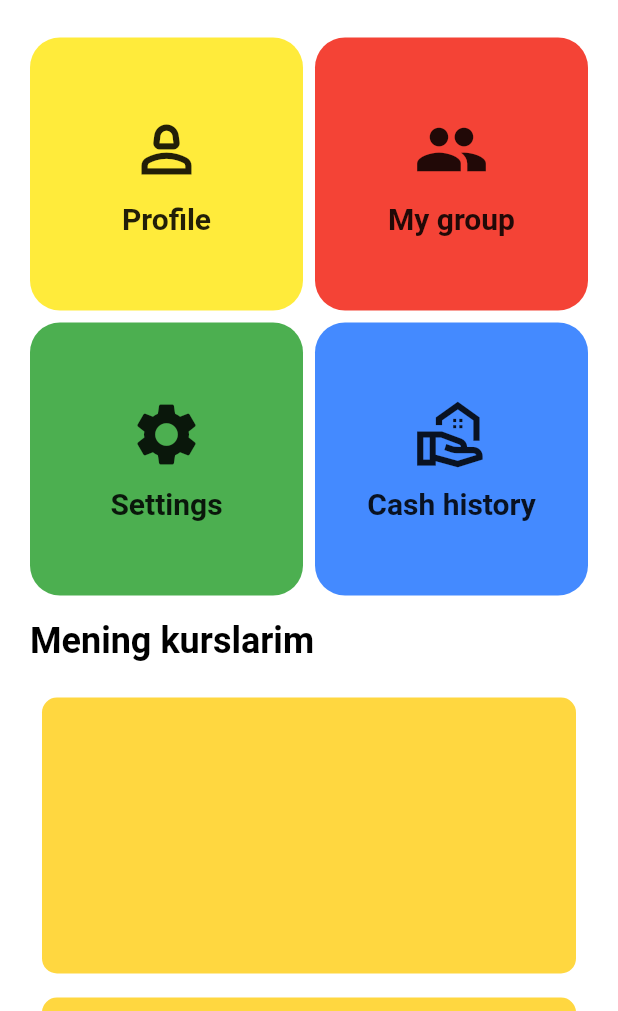
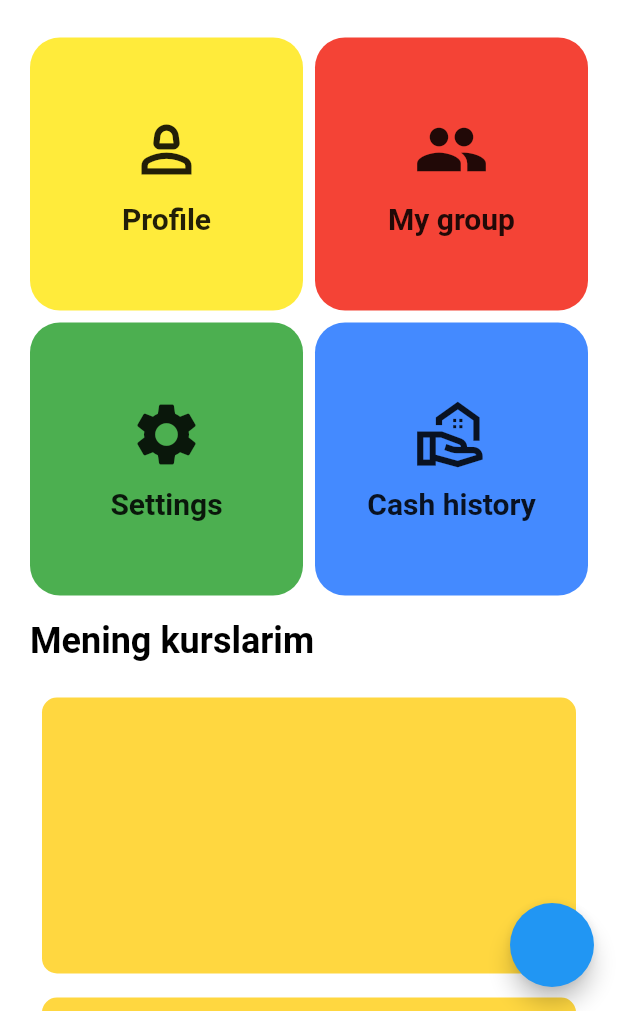
Before and after one commit to d0niy0r/examples, a Flutter app: the Lesson2Screen screen opened directly, on a phone screen of 412 x 824 dp, the part 225-1236 px from its top. Run offline on Flutter 3.47's test engine with Material 3 defaults, Android fonts, the phone set to English and light mode, and no system bars; network calls fail.

Commit message:
lesson 3

```diff
--- a/lib/features/lesson2/presentation/pages/lesson2_page.dart
+++ b/lib/features/lesson2/presentation/pages/lesson2_page.dart
@@ -1,5 +1,7 @@
 import 'package:example/features/lesson2/presentation/repsitory/repository.dart';
 import 'package:flutter/material.dart';
+
+import '../../utility/app_function.dart';
 
 class Lesson2Screen extends StatefulWidget {
   const Lesson2Screen({Key? key});
@@ -8,17 +10,21 @@ class Lesson2Screen extends StatefulWidget {
   State<Lesson2Screen> createState() => _Lesson2ScreenState();
 }
 
-class _Lesson2ScreenState extends State<Lesson2Screen> {
+class _Lesson2ScreenState extends State<Lesson2Screen> with Lesson2Functions{
   final list1 = Repository.list;
 
   @override
   Widget build(BuildContext context) {
     return Scaffold(
+      floatingActionButton: FloatingActionButton(
+        onPressed: (){},
+      ),
       backgroundColor: Colors.white,
       body: SafeArea(
         child: Padding(
           padding: const EdgeInsets.symmetric(horizontal: 20.0),
           child: ListView(
+            physics: const BouncingScrollPhysics(),
             children: [
               const SizedBox(
                 height: 50,
@@ -38,7 +44,7 @@ class _Lesson2ScreenState extends State<Lesson2Screen> {
               ),
               GridView.builder(
                 shrinkWrap: true,
-                physics: NeverScrollableScrollPhysics(),
+                physics: const NeverScrollableScrollPhysics(),
                 itemCount: list1.length,
                 gridDelegate: const SliverGridDelegateWithFixedCrossAxisCount(
                   crossAxisCount: 2,
@@ -47,7 +53,9 @@ class _Lesson2ScreenState extends State<Lesson2Screen> {
                 ),
                 itemBuilder: (context, index) {
                   Repository repository = list1[index];
-                  return Container(
+                  return GestureDetector(
+                    onTap: () => gridViewClicked(),
+                    child: Container(
                       decoration: BoxDecoration(
                         color: repository.color,
                         borderRadius: const BorderRadius.all(
@@ -74,6 +82,7 @@ class _Lesson2ScreenState extends State<Lesson2Screen> {
                           ),
                         ],
                       ),
+                    ),
                   );
                 },
               ),
@@ -95,7 +104,7 @@ class _Lesson2ScreenState extends State<Lesson2Screen> {
                 shrinkWrap: true,
                 itemExtent: 200,
                 itemCount: 3,
-                physics: NeverScrollableScrollPhysics(),
+                physics: const NeverScrollableScrollPhysics(),
                 itemBuilder: (context, index) {
                   return Padding(
                     padding: const EdgeInsets.all(8.0),
--- /dev/null
+++ b/lib/features/lesson2/utility/app_function.dart
@@ -0,0 +1,9 @@
+import 'package:flutter/material.dart';
+
+import '../presentation/pages/lesson2_page.dart';
+
+mixin Lesson2Functions on State<Lesson2Screen> {
+  void gridViewClicked() {
+    print("gridViewClicked");
+  }
+}
--- a/lib/main.dart
+++ b/lib/main.dart
@@ -4,6 +4,8 @@ import 'package:flutter/material.dart';
 
 import 'features/lesson2/presentation/pages/gridView.dart';
 import 'features/lesson2/presentation/pages/lesson2_page.dart';
+import 'features/lesson3/presentation/pages/lesson3.dart';
+import 'features/lesson3/presentation/pages/use_http.dart';
 
 void main() {
   runApp(MyApp());
@@ -18,7 +20,7 @@ class MyApp extends StatelessWidget {
     return MaterialApp(
       debugShowCheckedModeBanner: false,
       theme: ThemeData(useMaterial3: false),
-      home: Lesson2Screen(),
+      home: UseHttpScreen(),
     );
   }
 }
--- a/pubspec.yaml
+++ b/pubspec.yaml
@@ -32,10 +32,8 @@ dependencies:
     sdk: flutter
   expansion_tile_card: ^3.0.0
 
-  # The following adds the Cupertino Icons font to your application.
-  # Use with the CupertinoIcons class for iOS style icons.
   cupertino_icons: ^1.0.2
-
+  http: ^1.2.1
 dev_dependencies:
   flutter_test:
     sdk: flutter
```
Also changed, not shown: lib/features/lesson3/data/repository/lesson3_repository.dart (added, +34 -0 lines), lib/features/lesson3/presentation/pages/lesson3.dart (added, +43 -0 lines), lib/features/lesson3/presentation/pages/use_http.dart (added, +50 -0 lines), pubspec.lock. Lines whose indentation alone changed are shown as unchanged.
